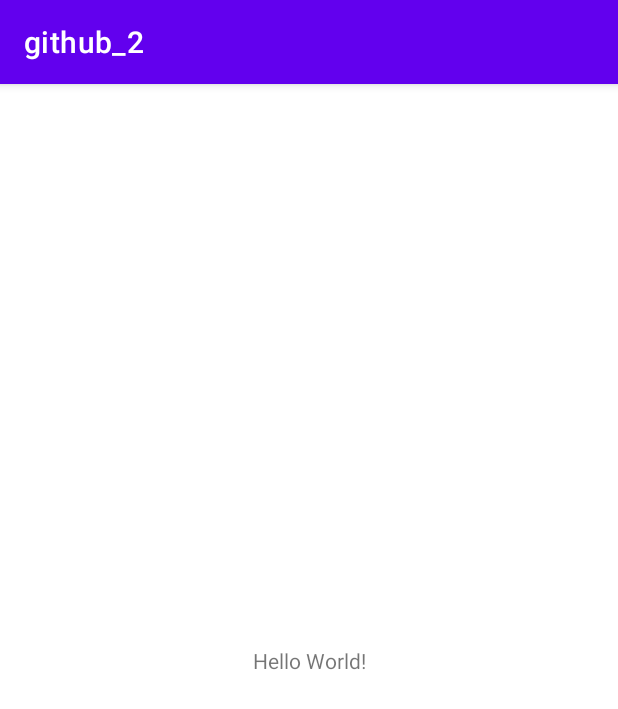
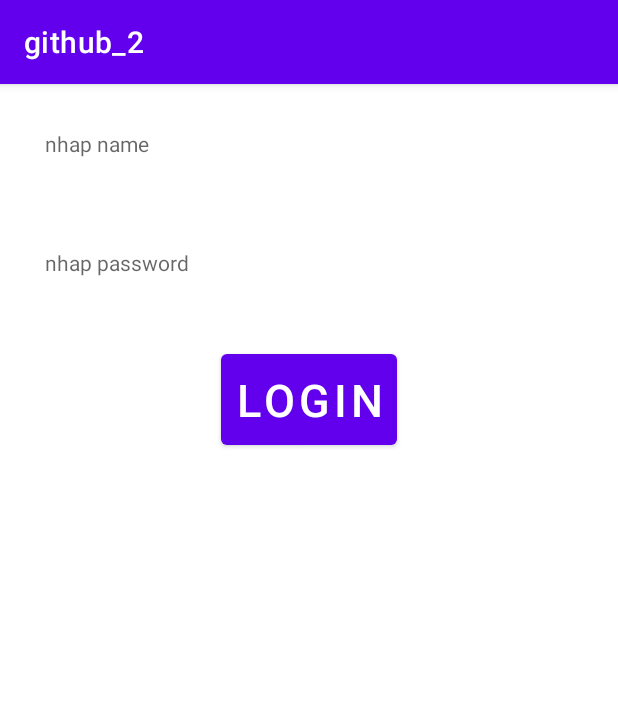
Before and after one commit to nguyenquocthe/github_2, an Android app: the screen it shows after launch (MainActivity), on a phone screen of 412 x 824 dp. Shown: the top 709 px of the screen. Run offline under Robolectric (Android 15) with nearby library versions, the phone set to English and light mode, and no system bars.

Commit message:
comit change layout xml maactivity

```diff
--- a/app/src/main/res/layout/activity_main.xml
+++ b/app/src/main/res/layout/activity_main.xml
@@ -1,18 +1,37 @@
 <?xml version="1.0" encoding="utf-8"?>
-<androidx.constraintlayout.widget.ConstraintLayout xmlns:android="http://schemas.android.com/apk/res/android"
-    xmlns:app="http://schemas.android.com/apk/res-auto"
-    xmlns:tools="http://schemas.android.com/tools"
+<LinearLayout
     android:layout_width="match_parent"
     android:layout_height="match_parent"
-    tools:context=".MainActivity">
+    android:orientation="vertical"
+    xmlns:android="http://schemas.android.com/apk/res/android">
+    <TextView
+        android:id="@+id/name"
+        android:layout_margin="10dp"
+        android:padding="20dp"
+        android:hint="nhap name"
+        android:layout_width="match_parent"
+        android:layout_height="wrap_content">
+    </TextView>
+    <TextView
+        android:id="@+id/password"
+        android:layout_margin="10dp"
+        android:padding="20dp"
+        android:hint="nhap password"
+        android:layout_width="match_parent"
+        android:layout_height="wrap_content">
+    </TextView>
 
-    <TextView
+    <Button
+        android:id="@+id/login"
+        android:layout_marginTop="15dp"
+        android:padding="10dp"
+        android:text="Login"
+        android:textSize="30dp"
+        android:layout_gravity="center"
         android:layout_width="wrap_content"
-        android:layout_height="wrap_content"
-        android:text="Hello World!"
-        app:layout_constraintBottom_toBottomOf="parent"
-        app:layout_constraintLeft_toLeftOf="parent"
-        app:layout_constraintRight_toRightOf="parent"
-        app:layout_constraintTop_toTopOf="parent" />
+        android:layout_height="wrap_content">
 
-</androidx.constraintlayout.widget.ConstraintLayout>
+    </Button>
+
+
+</LinearLayout>
```
